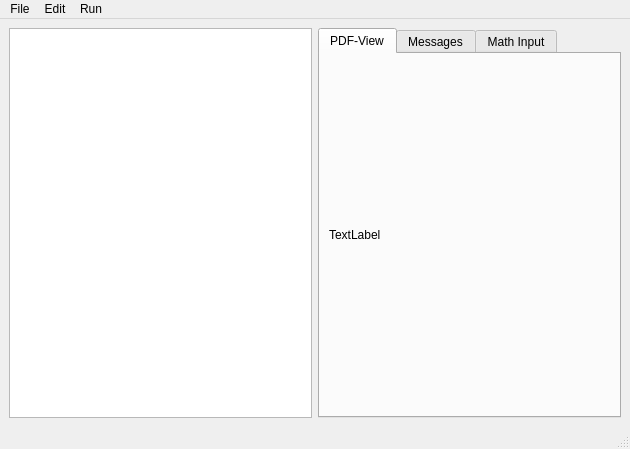
Old version of the form Latex-editor/mainwindow.ui in the repository Redvin-dt/elephant-editor.
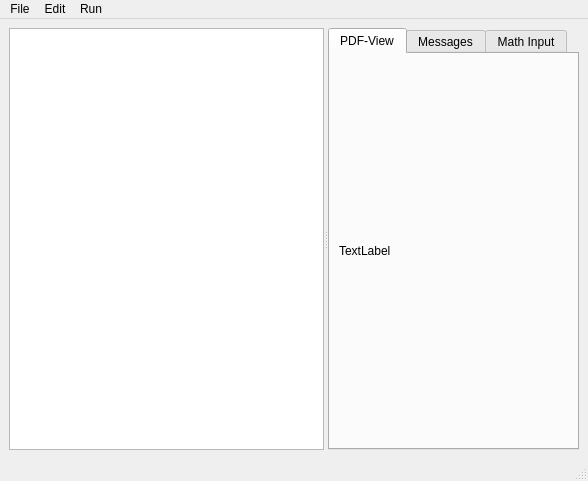
New version of the form.

Commit message: finish minimal GUI

```diff
--- a/Latex-editor/mainwindow.ui
+++ b/Latex-editor/mainwindow.ui
@@ -6,8 +6,8 @@
    <rect>
     <x>0</x>
     <y>0</y>
-    <width>630</width>
-    <height>449</height>
+    <width>588</width>
+    <height>481</height>
    </rect>
   </property>
   <property name="windowTitle">
@@ -20,10 +20,7 @@
       <property name="orientation">
        <enum>Qt::Horizontal</enum>
       </property>
-      <widget class="QTextEdit" name="textEdit"/>
-     </widget>
-    </item>
-    <item row="0" column="1">
+      <widget class="QPlainTextEdit" name="plainTextEdit"/>
      <widget class="QTabWidget" name="tabWidget">
       <property name="currentIndex">
        <number>0</number>
@@ -53,6 +50,7 @@
        </attribute>
       </widget>
      </widget>
+     </widget>
     </item>
    </layout>
   </widget>
@@ -61,7 +59,7 @@
     <rect>
      <x>0</x>
      <y>0</y>
-     <width>630</width>
+     <width>588</width>
      <height>22</height>
     </rect>
    </property>
```
Lines whose indentation alone changed are shown as unchanged. The commit also changes 1 other file.
